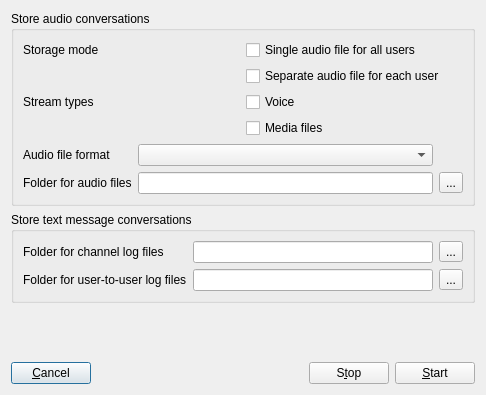
Qt form Client/qtTeamTalk/mediastorage.ui (BearWare/TeamTalk5) before a commit.
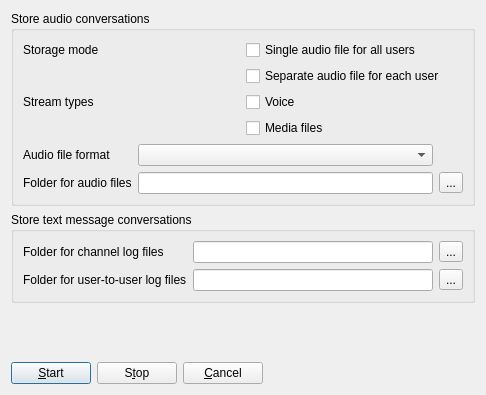
The same form after that commit.

Commit message: Fix tab order in media storage dialog

What changed in the file:
```diff
--- a/Client/qtTeamTalk/mediastorage.ui
+++ b/Client/qtTeamTalk/mediastorage.ui
@@ -180,6 +180,20 @@
    </item>
    <item>
     <layout class="QHBoxLayout" name="horizontalLayout">
+     <item>
+      <widget class="QPushButton" name="startButton">
+       <property name="text">
+        <string>&amp;Start</string>
+       </property>
+      </widget>
+     </item>
+     <item>
+      <widget class="QPushButton" name="stopButton">
+       <property name="text">
+        <string>S&amp;top</string>
+       </property>
+      </widget>
+     </item>
      <item>
       <widget class="QPushButton" name="cancelButton">
        <property name="text">
@@ -200,20 +214,6 @@
        </property>
       </spacer>
      </item>
-     <item>
-      <widget class="QPushButton" name="stopButton">
-       <property name="text">
-        <string>S&amp;top</string>
-       </property>
-      </widget>
-     </item>
-     <item>
-      <widget class="QPushButton" name="startButton">
-       <property name="text">
-        <string>&amp;Start</string>
-       </property>
-      </widget>
-     </item>
     </layout>
    </item>
   </layout>
```
Left out of the diff: 3 changed lines with no effect on the pictures.
